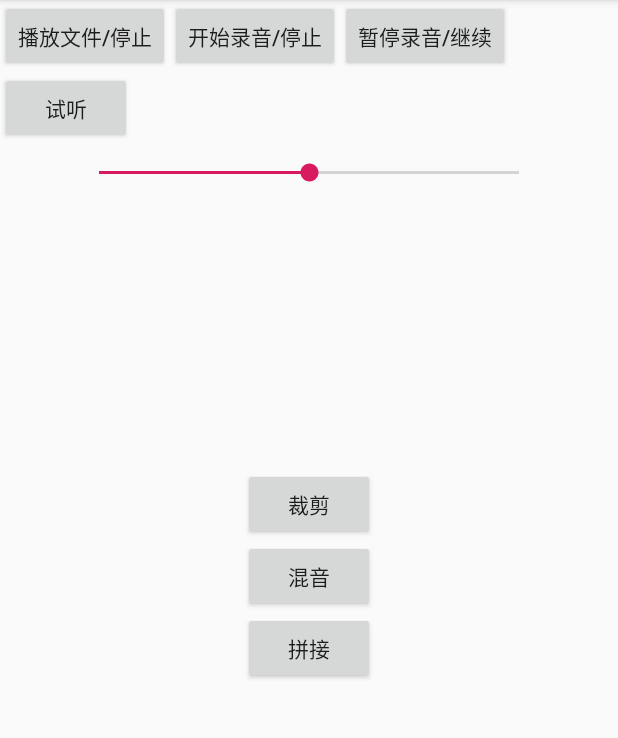
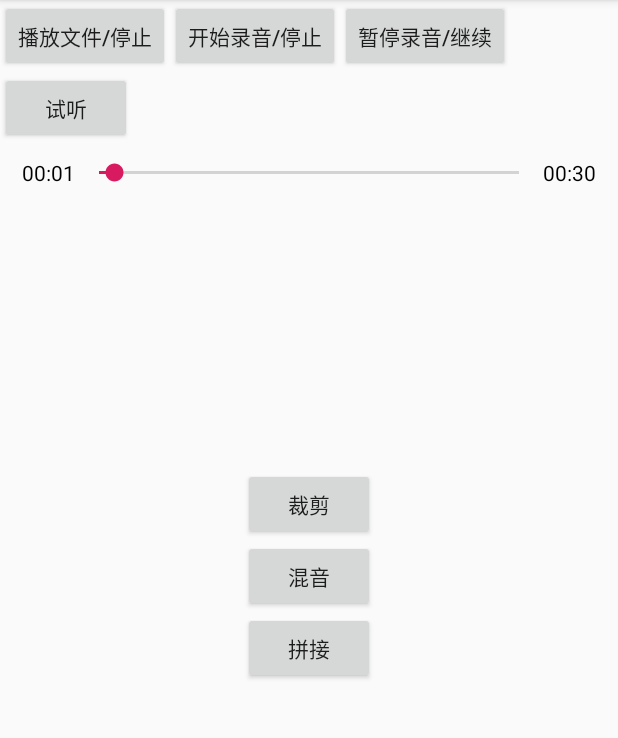
Before and after one commit to ArtisanM/FFmpeg, an Android app: the screen it shows after launch (MainActivity), after a tap on "试听", on a phone screen of 412 x 824 dp, the part 84-822 px from its top. Run offline under Robolectric (Android 15) with nearby library versions, the phone set to English and light mode, and no system bars; our stand-ins replace RxJava.

Commit message:
demo优化 & bugfix

```diff
--- a/app/src/main/java/mo/example/ffmpeg/ffmpegdemo/MainActivity.kt
+++ b/app/src/main/java/mo/example/ffmpeg/ffmpegdemo/MainActivity.kt
@@ -11,10 +11,16 @@ import android.support.v4.app.ActivityCompat
 import android.support.v7.app.AppCompatActivity
 import android.util.Log
 import android.view.View
+import android.widget.SeekBar
+import android.widget.TextView
 import fm.qingting.audioeditor.AudioRecorderImpl
 import fm.qingting.audioeditor.FFmpegUtil
 import fm.qingting.audioeditor.IAudioRecorder
+import io.reactivex.Observable
+import io.reactivex.android.schedulers.AndroidSchedulers
+import io.reactivex.disposables.Disposable
 import java.io.File
+import java.util.concurrent.TimeUnit
 
 
 class MainActivity : AppCompatActivity() {
@@ -30,19 +36,22 @@ class MainActivity : AppCompatActivity() {
     private val out = File(Environment.getExternalStoragePublicDirectory(Environment.DIRECTORY_DOWNLOADS), "mix.m4a")
     private val listener = object : fm.qingting.audioeditor.FFmpegCmd.OnCmdExecListener {
         override fun onSuccess() {
-            Log.e("FFmpeg_VideoEditor", "ffmpeg cmd exec success ${out.exists()}")
+            Log.e("FFmpeg_Editor", "ffmpeg cmd exec success ${out.exists()}")
         }
 
         override fun onFailure() {
-            Log.e("FFmpeg_VideoEditor", "ffmpeg cmd exec failed")
+            Log.e("FFmpeg_Editor", "ffmpeg cmd exec failed")
         }
 
         override fun onProgress(progress: Float) {
-            Log.e("FFmpeg_VideoEditor", "ffmpeg cmd exec onProgress $progress")
+            Log.e("FFmpeg_Editor", "ffmpeg cmd exec onProgress $progress")
         }
 
     }
 
+    private lateinit var seekBar: SeekBar
+    private lateinit var tvCurrent: TextView
+    private lateinit var tvTotal: TextView
 
     override fun onCreate(savedInstanceState: Bundle?) {
         super.onCreate(savedInstanceState)
@@ -52,23 +61,30 @@ class MainActivity : AppCompatActivity() {
             arrayOf(Manifest.permission.WRITE_EXTERNAL_STORAGE, Manifest.permission.RECORD_AUDIO),
             100
         )
+        seekBar = findViewById(R.id.seekbar)
+        tvCurrent = findViewById(R.id.current)
+        tvTotal = findViewById(R.id.total)
+
 //        val audioTrack = Track(wav)
 //        audioTrack.play()
 //
 //        val seekBar: SeekBar = findViewById(R.id.seekbar)
-//        seekBar.setOnSeekBarChangeListener(object : SeekBar.OnSeekBarChangeListener{
-//            override fun onStartTrackingTouch(seekBar: SeekBar?) {
-//            }
-//
-//            override fun onStopTrackingTouch(seekBar: SeekBar?) {
-//            }
-//
-//            override fun onProgressChanged(seekBar: SeekBar?, progress: Int, fromUser: Boolean) {
-//                var fl = (progress / 100f) * 2
-//                audioTrack.setVolume(fl)
-//            }
-//
-//        })
+        seekBar.setOnSeekBarChangeListener(object : SeekBar.OnSeekBarChangeListener{
+            override fun onStartTrackingTouch(seekBar: SeekBar?) {
+            }
+
+            override fun onStopTrackingTouch(seekBar: SeekBar?) {
+            }
+
+            override fun onProgressChanged(seekBar: SeekBar?, progress: Int, fromUser: Boolean) {
+                if (fromUser) {
+                    if (mediaPlayer.isPlaying) {
+                        mediaPlayer.seekTo(progress)
+                    }
+                }
+            }
+
+        })
     }
 
     fun crop(view: View) {
@@ -100,6 +116,7 @@ class MainActivity : AppCompatActivity() {
         if (audioRecord.isRecording()) {
             audioRecord.stopRecord()
         } else {
+            audioRecord.setOutputFile(File(Environment.getExternalStoragePublicDirectory(Environment.DIRECTORY_DOWNLOADS), "m_${System.currentTimeMillis()}.m4a"))
             audioRecord.startRecord()
         }
     }
@@ -113,6 +130,7 @@ class MainActivity : AppCompatActivity() {
     }
 
     fun playRecord(view: View) {
+        disposable?.dispose()
         audioRecord.getAudio().subscribe({
             if (mediaPlayer.isPlaying) {
                 mediaPlayer.stop()
@@ -120,10 +138,26 @@ class MainActivity : AppCompatActivity() {
             mediaPlayer.reset()
             mediaPlayer.setDataSource(it.absolutePath)
             mediaPlayer.setOnPreparedListener {
+                val duration = it.duration
+                seekBar.max = duration
+                seekBar.progress = it.currentPosition
+                tvCurrent.text = "00:00"
+                tvTotal.text = getDurationString(duration)
+
+                disposable = Observable.interval(0,1, TimeUnit.SECONDS).observeOn(AndroidSchedulers.mainThread()).subscribe({
+                    seekBar.progress = mediaPlayer.currentPosition
+                    tvCurrent.text = getDurationString(seekBar.progress)
+                }, {e -> e.printStackTrace()})
                 it.start()
             }
+            mediaPlayer.setOnCompletionListener {
+                disposable?.dispose()
+                seekBar.progress = mediaPlayer.currentPosition
+                tvCurrent.text = getDurationString(seekBar.progress)
+            }
             mediaPlayer.setOnErrorListener { mp, what, extra ->
-                Log.e("FFmpeg_VideoEditor", "mediaPlayer onErrorr  what:$what  extra:$extra")
+                Log.e("FFmpeg_Editor", "mediaPlayer onErrorr  what:$what  extra:$extra")
+                disposable?.dispose()
                 true
             }
             mediaPlayer.prepareAsync()
@@ -139,7 +173,7 @@ class MainActivity : AppCompatActivity() {
 //                mediaMetadataRetriever.setDataSource(file.absolutePath)
 //                val duration = mediaMetadataRetriever.extractMetadata(MediaMetadataRetriever.METADATA_KEY_DURATION).toLong() // ms
 //                mediaMetadataRetriever.release()
-//                Log.e("FFmpeg_VideoEditor", "duration $duration")
+//                Log.e("FFmpeg_Editor", "duration $duration")
 
             }
         }
@@ -152,6 +186,8 @@ class MainActivity : AppCompatActivity() {
         }
     }
 
+    private var disposable: Disposable? = null
+
     private fun startPlay(uri: Uri) {
         if (mediaPlayer.isPlaying) {
             mediaPlayer.stop()
@@ -162,7 +198,7 @@ class MainActivity : AppCompatActivity() {
             it.start()
         }
         mediaPlayer.setOnErrorListener { mp, what, extra ->
-            Log.e("FFmpeg_VideoEditor", "mediaPlayer onErrorr  what:$what  extra:$extra")
+            Log.e("FFmpeg_Editor", "mediaPlayer onErrorr  what:$what  extra:$extra")
             true
         }
         mediaPlayer.prepareAsync()
@@ -174,4 +210,26 @@ class MainActivity : AppCompatActivity() {
         mediaPlayer.release()
         audioRecord.release()
     }
+
+    private fun getDurationString(seconds: Int): String {
+        var seconds = seconds / 1000
+
+        val hours = seconds / 3600
+        val minutes = seconds % 3600 / 60
+        seconds = seconds % 60
+
+        return twoDigitString(minutes) + ":" + twoDigitString(seconds)
+    }
+
+    private fun twoDigitString(number: Int): String {
+
+        if (number == 0) {
+            return "00"
+        }
+
+        return if (number / 10 == 0) {
+            "0$number"
+        } else number.toString()
+
+    }
 }
--- a/app/src/main/res/layout/activity_main.xml
+++ b/app/src/main/res/layout/activity_main.xml
@@ -48,9 +48,29 @@
         app:layout_constraintRight_toRightOf="parent"
         android:layout_marginLeft="50dp"
         android:max="100"
-        android:progress="50"
+        android:progress="0"
         android:layout_marginRight="50dp"
         android:layout_marginTop="10dp" />
+
+    <TextView
+        android:id="@+id/current"
+        android:layout_width="wrap_content"
+        android:layout_height="wrap_content"
+        android:text="00:00"
+        android:textColor="#000"
+        app:layout_constraintRight_toLeftOf="@id/seekbar"
+        app:layout_constraintTop_toTopOf="@id/seekbar"
+        app:layout_constraintBottom_toBottomOf="@id/seekbar" />
+
+    <TextView
+        android:id="@+id/total"
+        android:layout_width="wrap_content"
+        android:layout_height="wrap_content"
+        android:text="00:00"
+        android:textColor="#000"
+        app:layout_constraintLeft_toRightOf="@id/seekbar"
+        app:layout_constraintTop_toTopOf="@id/seekbar"
+        app:layout_constraintBottom_toBottomOf="@id/seekbar" />
 
     <Button
         android:id="@+id/cut"
--- a/audioeditor/src/main/java/fm/qingting/audioeditor/AudioRecorderImpl.kt
+++ b/audioeditor/src/main/java/fm/qingting/audioeditor/AudioRecorderImpl.kt
@@ -8,7 +8,6 @@ import io.reactivex.schedulers.Schedulers
 import java.io.File
 import java.io.FileOutputStream
 import java.io.IOException
-import java.util.*
 import java.util.concurrent.Executors
 
 class AudioRecorderImpl : IAudioRecorder {
@@ -88,6 +87,7 @@ class AudioRecorderImpl : IAudioRecorder {
                 it.stop()
             }
             it.release()
+            mAudioRecord = null
         }
 
         mOutputStream?.close()
@@ -104,6 +104,13 @@ class AudioRecorderImpl : IAudioRecorder {
             }
             mOutputStream?.close()
             mOutputStream = null
+
+            if (!mOutputTempFile.exists()) {
+                // 已经合成过，暂无未合成数据
+                it.onNext(mOutputFile)
+                it.onComplete()
+                return@create
+            }
 
             val output = File(
                 Environment.getExternalStoragePublicDirectory(Environment.DIRECTORY_DOWNLOADS),
@@ -166,7 +173,11 @@ class AudioRecorderImpl : IAudioRecorder {
         mWorkThread.shutdown()
         mOutputStream?.close()
         mOutputStream = null
-        mAudioRecord?.release()
+        mAudioRecord?.let {
+            if (it.state != AudioRecord.STATE_UNINITIALIZED) {
+                it.release()
+            }
+        }
         mAudioRecord = null
         mOutputTempFile.delete()
     }
@@ -186,8 +197,7 @@ class AudioRecorderImpl : IAudioRecorder {
                         else -> {
                             if (ret > 0) {
                                 mOnAudioRecordListener?.onAudioFrameCaptured(buffer)
-                                mOutputStream?.write(buffer, 0, buffer.size)
-                                Arrays.fill(buffer, 0)
+                                mOutputStream?.write(buffer, 0, ret)
                             }
                         }
                     }
--- a/audioeditor/src/main/java/fm/qingting/audioeditor/IAudioRecorder.kt
+++ b/audioeditor/src/main/java/fm/qingting/audioeditor/IAudioRecorder.kt
@@ -43,10 +43,13 @@ interface IAudioRecorder {
 
     fun setOutputFile(file: File)
 
+    /**
+     * release前确保已调用getAudio()完成音频合成及编码
+     */
     fun release()
 
     /**
-     * 获取临时音频，用于试听
+     * 获取音频
      */
     fun getAudio(): Observable<File>
 
```
Also changed, not shown: app/src/main/java/mo/example/ffmpeg/ffmpegdemo/AudioRecorder.kt (deleted, +0 -205 lines), audioeditor/src/main/java/fm/qingting/audioeditor/CmdList.kt (added, +16 -0 lines), audioeditor/src/main/java/fm/qingting/audioeditor/FFmpegCmd.java (+12 -0 lines), audioeditor/src/main/java/fm/qingting/audioeditor/FFmpegUtil.kt (+102 -43 lines), 7 other files.
